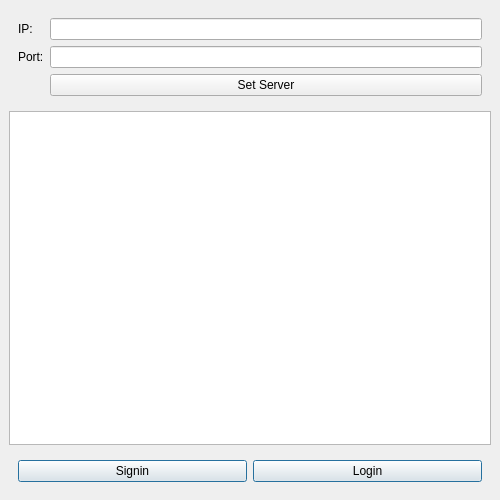
captain-moji/To_Do_List_Project, file ToDoListClient/firstpage.ui: the form before one commit.
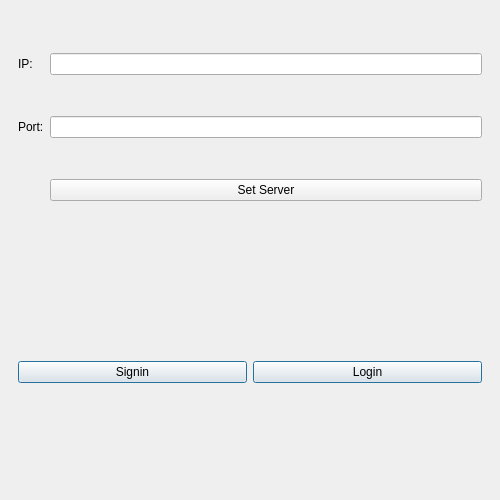
The form after the commit. Icons and pictures are not drawn.

Commit message: Client ProjectsWindow add / Edit / remove user Completed

```diff
--- a/ToDoListClient/firstpage.ui
+++ b/ToDoListClient/firstpage.ui
@@ -84,9 +84,6 @@
       </layout>
      </widget>
     </item>
-    <item>
-     <widget class="QTextEdit" name="textEdit"/>
-    </item>
     <item>
      <widget class="QWidget" name="widget_2" native="true">
       <layout class="QHBoxLayout" name="horizontalLayout">
```
The commit also changes 1 other file.
